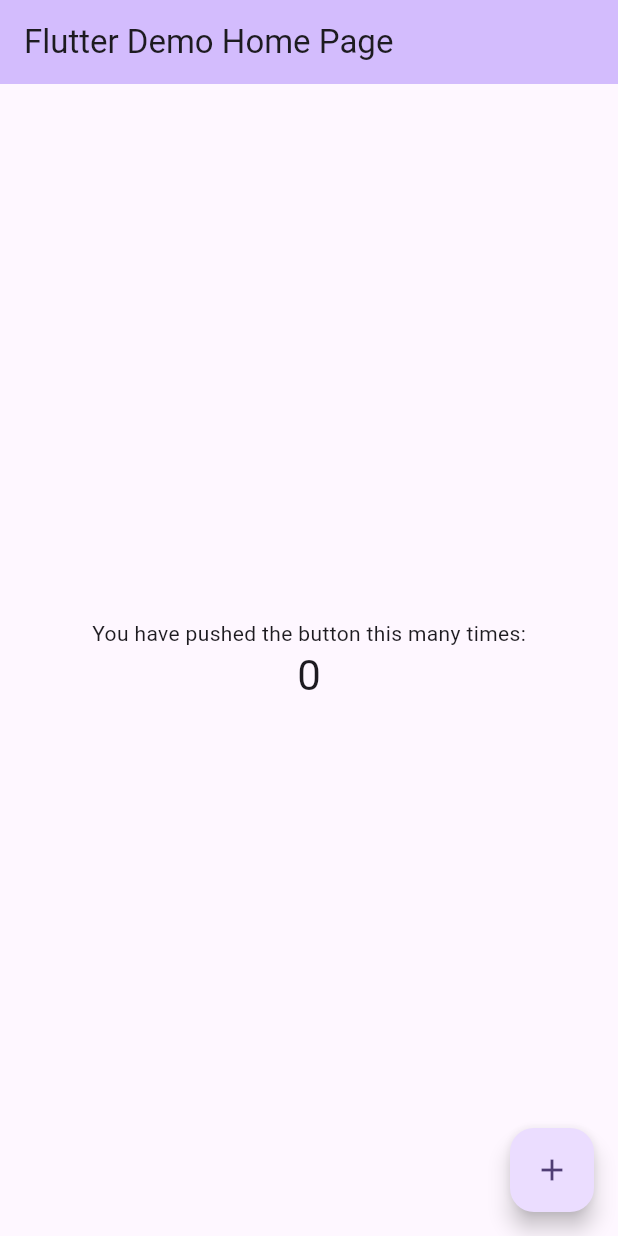
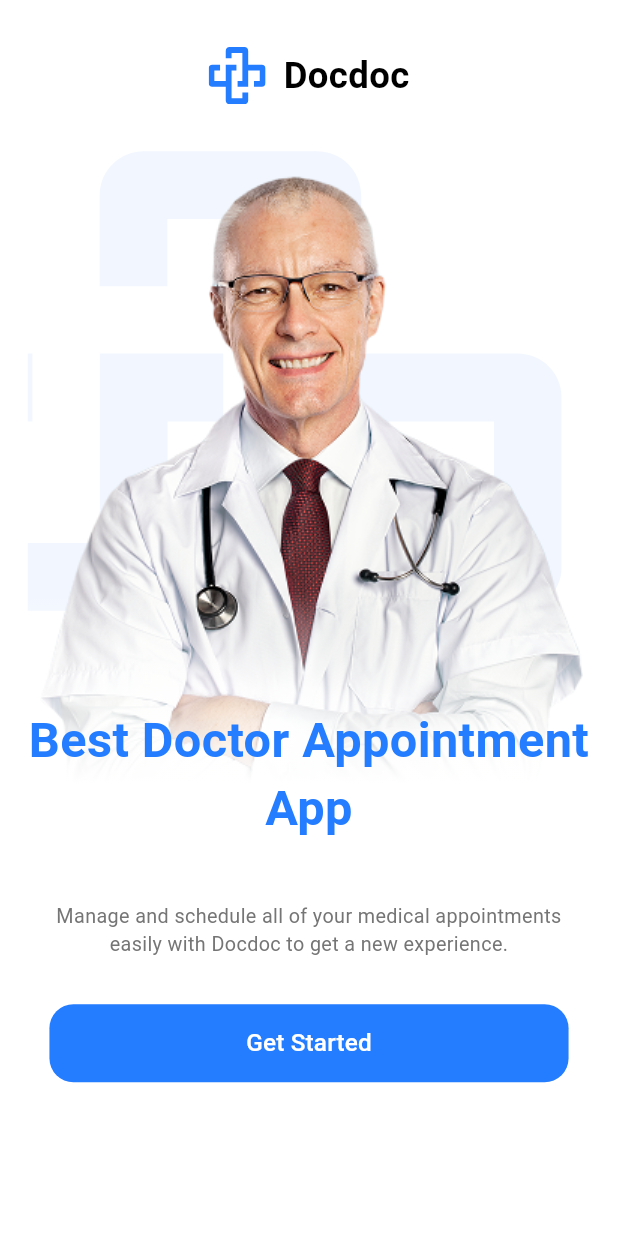
Before and after one commit to MohamedYousri19/medical_app, a Flutter app: the screen it shows after launch, on a phone screen of 412 x 824 dp. Run offline on Flutter 3.47's test engine with Material 3 defaults, Android fonts, the phone set to English and light mode, and no system bars; our stand-ins replace flutter_screenutil, flutter_svg.

Commit message:
on boarding

```diff
--- /dev/null
+++ b/lib/core/helpers/extensions.dart
@@ -0,0 +1,44 @@
+import 'package:flutter/widgets.dart';
+
+extension Navigation on BuildContext {
+  Future<dynamic> pushNamedAndRemoveAll(String routeName, {Object? arguments}) {
+    return Navigator.of(this).pushNamedAndRemoveUntil(
+      routeName,
+          (Route<dynamic> route) => false,
+      arguments: arguments,
+    );
+  }
+
+  Future<dynamic> pushNamed(String routeName, {Object? arguments}) {
+    return Navigator.of(this).pushNamed(routeName, arguments: arguments);
+  }
+
+  Future<dynamic> pushReplacementNamed(String routeName, {Object? arguments}) {
+    return Navigator.of(this)
+        .pushReplacementNamed(routeName, arguments: arguments);
+  }
+
+  Future<dynamic> pushNamedAndRemoveUntil(String routeName,
+      {Object? arguments, required RoutePredicate predicate}) {
+    return Navigator.of(this)
+        .pushNamedAndRemoveUntil(routeName, predicate, arguments: arguments);
+  }
+
+  void pop() => Navigator.of(this).pop();
+}
+
+
+extension MediaQueryValues on BuildContext {
+  double get height => MediaQuery.of(this).size.height;
+  double get width => MediaQuery.of(this).size.width;
+  double get topPadding => MediaQuery.of(this).viewPadding.top;
+  double get bottom => MediaQuery.of(this).viewInsets.bottom;
+}
+
+extension StringExtension on String? {
+  bool isNullOrEmpty() => this == null || this == "";
+}
+
+extension ListExtension<T> on List<T>? {
+  bool isNullOrEmpty() => this == null || this!.isEmpty;
+}
--- /dev/null
+++ b/lib/core/routing/app_router.dart
@@ -0,0 +1,29 @@
+import 'package:flutter/cupertino.dart';
+import 'package:flutter/material.dart';
+import 'package:medical_app/core/routing/routes.dart';
+import 'package:medical_app/features/login/ui/screens/login_screen.dart';
+import '../../features/onboarding/ui/screens/on_boarding_screen.dart';
+
+class AppRouter {
+  Route generateRoute(RouteSettings settings) {
+
+    // final arguments = settings.arguments ;
+
+    switch (settings.name) {
+      case Routers.onBoardingScreen:
+        return MaterialPageRoute(builder: (_) => const OnBoardingScreen());
+
+      case Routers.loginScreen:
+        return MaterialPageRoute(builder: (_) => const LoginScreen());
+
+      default:
+        return MaterialPageRoute(builder: (_) => Scaffold(
+          body: Center(
+            child: Text('No Route Found ${settings.name}'),
+          ),
+        ));
+
+    }
+
+  }
+}
--- /dev/null
+++ b/lib/core/routing/routes.dart
@@ -0,0 +1,4 @@
+class Routers {
+  static const String onBoardingScreen = '/onBoardingScreen';
+  static const String loginScreen = '/loginScreen' ;
+}
--- /dev/null
+++ b/lib/core/theming/colors.dart
@@ -0,0 +1,5 @@
+import 'dart:ui';
+class ColorsManager{
+  static const Color mainBlue = Color(0xFF247CFF);
+  static const Color gray = Color(0xFF757575);
+}
--- /dev/null
+++ b/lib/core/theming/styles.dart
@@ -0,0 +1,34 @@
+
+
+import 'package:flutter/material.dart';
+import 'package:flutter_screenutil/flutter_screenutil.dart';
+import 'package:medical_app/core/theming/colors.dart';
+
+class TextStyles{
+
+  static TextStyle font24Black700weight = TextStyle(
+    fontWeight: FontWeight.w700,
+    fontSize: 24.0.sp,
+    color: Colors.black
+  );
+
+  static TextStyle font32BlueBold = TextStyle(
+      fontWeight: FontWeight.bold,
+      fontSize: 32.0.sp,
+      color: ColorsManager.mainBlue
+  );
+
+  static TextStyle font13GrayRegular = TextStyle(
+      fontWeight: FontWeight.normal,
+      fontSize: 13.0.sp,
+      color: ColorsManager.gray
+  );
+
+  static TextStyle font16WhiteSemiBold = TextStyle(
+      fontWeight: FontWeight.w500
+      ,
+      fontSize: 16.0.sp,
+      color: Colors.white
+  );
+
+}
--- /dev/null
+++ b/lib/doc_app.dart
@@ -0,0 +1,28 @@
+import 'package:flutter/material.dart';
+import 'package:flutter_screenutil/flutter_screenutil.dart';
+import 'package:medical_app/core/routing/app_router.dart';
+import 'package:medical_app/core/routing/routes.dart';
+import 'package:medical_app/core/theming/colors.dart';
+
+class DocApp extends StatelessWidget {
+  final AppRouter appRouter ;
+  const DocApp({super.key, required this.appRouter});
+
+  @override
+  Widget build(BuildContext context) {
+    return  ScreenUtilInit(
+      designSize: const Size(375, 812),
+      minTextAdapt: true,
+      child: MaterialApp(
+        debugShowCheckedModeBanner: false,
+        title: 'Doc App',
+        theme: ThemeData(
+          primaryColor: ColorsManager.mainBlue,
+      ),
+        debugShowMaterialGrid: false,
+        onGenerateRoute: appRouter.generateRoute,
+        initialRoute: Routers.onBoardingScreen,
+      )
+    );
+  }
+}
--- /dev/null
+++ b/lib/features/login/ui/screens/login_screen.dart
@@ -0,0 +1,15 @@
+import 'package:flutter/material.dart';
+
+class LoginScreen extends StatelessWidget {
+  const LoginScreen({super.key});
+
+  @override
+  Widget build(BuildContext context) {
+    return  Scaffold(
+      appBar: AppBar(
+        title: Text('Login Screen'),
+        centerTitle: true,
+      ),
+    );
+  }
+}
--- /dev/null
+++ b/lib/features/onboarding/ui/screens/on_boarding_screen.dart
@@ -0,0 +1,47 @@
+import 'package:flutter/material.dart';
+import 'package:flutter_screenutil/flutter_screenutil.dart';
+import 'package:medical_app/core/theming/styles.dart';
+import 'package:medical_app/features/onboarding/ui/widgets/doc_logo_and_name.dart';
+import '../widgets/doctor_image_and_text.dart';
+import '../widgets/get_started_button.dart';
+
+class OnBoardingScreen extends StatelessWidget {
+  const OnBoardingScreen({super.key});
+
+
+
+  @override
+  Widget build(BuildContext context) {
+    return Scaffold(
+      backgroundColor: Colors.white,
+      body: SafeArea(
+          child: SingleChildScrollView(
+            child: Padding(
+              padding:  EdgeInsets.only(top: 30.h),
+              child: Column(
+                      children: [
+                        const DocLogoAndName(),
+                        SizedBox(height: 30.h,),
+                        const DoctorImageAndText(),
+                        SizedBox(height: 10.h,),
+                        Padding(
+                          padding:  EdgeInsets.symmetric(horizontal: 30.0.w),
+                          child: Column(
+                            children: [
+                              Text(
+                                'Manage and schedule all of your medical appointments easily with Docdoc to get a new experience.',
+                                style: TextStyles.font13GrayRegular,
+                                textAlign: TextAlign.center,
+                              ),
+                              SizedBox(height: 30.h,),
+                              GetStartedButton()
+                            ],
+                          ),
+                        )
+                      ],
+                    ),
+            ),
+          )),
+    );
+  }
+}
--- /dev/null
+++ b/lib/features/onboarding/ui/widgets/doc_logo_and_name.dart
@@ -0,0 +1,20 @@
+import 'package:flutter/material.dart';
+import 'package:flutter_screenutil/flutter_screenutil.dart';
+import 'package:flutter_svg/flutter_svg.dart';
+import 'package:medical_app/core/theming/styles.dart';
+
+class DocLogoAndName extends StatelessWidget {
+  const DocLogoAndName({super.key});
+
+  @override
+  Widget build(BuildContext context) {
+    return Row(
+      mainAxisAlignment: MainAxisAlignment.center,
+      children: [
+        SvgPicture.asset('assets/svgs/Frame.svg' ),
+        SizedBox(width: 10.0.w,),
+        Text('Docdoc' , style: TextStyles.font24Black700weight,)
+      ],
+    );
+  }
+}
--- /dev/null
+++ b/lib/features/onboarding/ui/widgets/doctor_image_and_text.dart
@@ -0,0 +1,40 @@
+import 'package:flutter/cupertino.dart';
+import 'package:flutter/material.dart';
+import 'package:flutter_svg/flutter_svg.dart';
+import 'package:medical_app/core/theming/styles.dart';
+
+class DoctorImageAndText extends StatelessWidget {
+  const DoctorImageAndText({super.key});
+
+  @override
+  Widget build(BuildContext context) {
+    return Stack(
+      children: [
+        SvgPicture.asset('assets/svgs/logo_with_low_opacity.svg'),
+        Container(
+            foregroundDecoration: BoxDecoration(
+              gradient: LinearGradient(
+                  colors: [
+                    Colors.white,
+                    Colors.white.withValues(alpha: 0.0),
+                  ],
+                begin: Alignment.bottomCenter,
+                end: Alignment.topCenter,
+                stops: [0.14 , 0.4]
+              )
+            ) ,
+        child: Image(image: AssetImage('assets/images/doc.png'))),
+        Positioned(
+          bottom: 30.0,
+          left: 0,
+          right: 0,
+          child: Text (
+            'Best Doctor Appointment App',
+            style: TextStyles.font32BlueBold.copyWith(height: 1.4),
+            textAlign: TextAlign.center,
+          ),
+        )
+      ],
+    );
+  }
+}
--- /dev/null
+++ b/lib/features/onboarding/ui/widgets/get_started_button.dart
@@ -0,0 +1,32 @@
+import 'package:flutter/material.dart';
+import 'package:medical_app/core/helpers/extensions.dart';
+import 'package:medical_app/core/theming/colors.dart';
+import 'package:medical_app/core/theming/styles.dart';
+import '../../../../core/routing/routes.dart';
+
+class GetStartedButton extends StatelessWidget {
+  const GetStartedButton({super.key});
+
+  @override
+  Widget build(BuildContext context) {
+    return TextButton(
+      style: ButtonStyle(
+        backgroundColor: WidgetStateProperty.all(ColorsManager.mainBlue),
+        tapTargetSize: MaterialTapTargetSize.shrinkWrap,
+        minimumSize: WidgetStateProperty.all(
+          const Size(double.infinity, 52)
+        ),
+        shape: WidgetStateProperty.all(RoundedRectangleBorder(
+          borderRadius: BorderRadius.circular(16)
+        ))
+      ),
+        onPressed: (){
+        context.pushNamed(Routers.loginScreen);
+        },
+        child: Text(
+          'Get Started',
+          style: TextStyles.font16WhiteSemiBold,
+        )
+    );
+  }
+}
--- a/lib/main.dart
+++ b/lib/main.dart
@@ -1,124 +1,8 @@
 import 'package:flutter/material.dart';
 
+import 'core/routing/app_router.dart';
+import 'doc_app.dart';
+
 void main() {
-  runApp(const MyApp());
+  runApp( DocApp(appRouter: AppRouter(),));
 }
-
-class MyApp extends StatelessWidget {
-  const MyApp({super.key});
-
-  // This widget is the root of your application.
-  @override
-  Widget build(BuildContext context) {
-    return MaterialApp(
-      title: 'Medical App',
-      // commit
-
-      theme: ThemeData(
-        // This is the theme of your application.
-        //
-        // TRY THIS: Try running your application with "flutter run". You'll see
-        // the application has a purple toolbar. Then, without quitting the app,
-        // try changing the seedColor in the colorScheme below to Colors.green
-        // and then invoke "hot reload" (save your changes or press the "hot
-        // reload" button in a Flutter-supported IDE, or press "r" if you used
-        // the command line to start the app).
-        //
-        // Notice that the counter didn't reset back to zero; the application
-        // state is not lost during the reload. To reset the state, use hot
-        // restart instead.
-        //
-        // This works for code too, not just values: Most code changes can be
-        // tested with just a hot reload.
-        colorScheme: ColorScheme.fromSeed(seedColor: Colors.deepPurple),
-      ),
-      home: const MyHomePage(title: 'Flutter Demo Home Page'),
-    );
-  }
-}
-
-class MyHomePage extends StatefulWidget {
-  const MyHomePage({super.key, required this.title});
-
-  // This widget is the home page of your application. It is stateful, meaning
-  // that it has a State object (defined below) that contains fields that affect
-  // how it looks.
-
-  // This class is the configuration for the state. It holds the values (in this
-  // case the title) provided by the parent (in this case the App widget) and
-  // used by the build method of the State. Fields in a Widget subclass are
-  // always marked "final".
-
-  final String title;
-
-  @override
-  State<MyHomePage> createState() => _MyHomePageState();
-}
-
-class _MyHomePageState extends State<MyHomePage> {
-  int _counter = 0;
-
-  void _incrementCounter() {
-    setState(() {
-      // This call to setState tells the Flutter framework that something has
-      // changed in this State, which causes it to rerun the build method below
-      // so that the display can reflect the updated values. If we changed
-      // _counter without calling setState(), then the build method would not be
-      // called again, and so nothing would appear to happen.
-      _counter++;
-    });
-  }
-
-  @override
-  Widget build(BuildContext context) {
-    // This method is rerun every time setState is called, for instance as done
-    // by the _incrementCounter method above.
-    //
-    // The Flutter framework has been optimized to make rerunning build methods
-    // fast, so that you can just rebuild anything that needs updating rather
-    // than having to individually change instances of widgets.
-    return Scaffold(
-      appBar: AppBar(
-        // TRY THIS: Try changing the color here to a specific color (to
-        // Colors.amber, perhaps?) and trigger a hot reload to see the AppBar
-        // change color while the other colors stay the same.
-        backgroundColor: Theme.of(context).colorScheme.inversePrimary,
-        // Here we take the value from the MyHomePage object that was created by
-        // the App.build method, and use it to set our appbar title.
-        title: Text(widget.title),
-      ),
-      body: Center(
-        // Center is a layout widget. It takes a single child and positions it
-        // in the middle of the parent.
-        child: Column(
-          // Column is also a layout widget. It takes a list of children and
-          // arranges them vertically. By default, it sizes itself to fit its
-          // children horizontally, and tries to be as tall as its parent.
-          //
-          // Column has various properties to control how it sizes itself and
-          // how it positions its children. Here we use mainAxisAlignment to
-          // center the children vertically; the main axis here is the vertical
-          // axis because Columns are vertical (the cross axis would be
-          // horizontal).
-          //
-          // TRY THIS: Invoke "debug painting" (choose the "Toggle Debug Paint"
-          // action in the IDE, or press "p" in the console), to see the
-          // wireframe for each widget.
-          mainAxisAlignment: MainAxisAlignment.center,
-          children: <Widget>[
-            const Text('You have pushed the button this many times:'),
-            Text(
-              '$_counter',
-              style: Theme.of(context).textTheme.headlineMedium,
-            ),
-          ],
-        ),
-      ),
-      floatingActionButton: FloatingActionButton(
-        onPressed: _incrementCounter,
-        tooltip: 'Increment',
-        child: const Icon(Icons.add),
-      ), // This trailing comma makes auto-formatting nicer for build methods.
-    );
-  }
-}
```
Also changed, not shown: pubspec.yaml (+7 -3 lines), assets/images/doc.png (added), assets/svgs/Frame.svg (added), assets/svgs/logo_with_low_opacity.svg (added), pubspec.lock, 2 other files.
